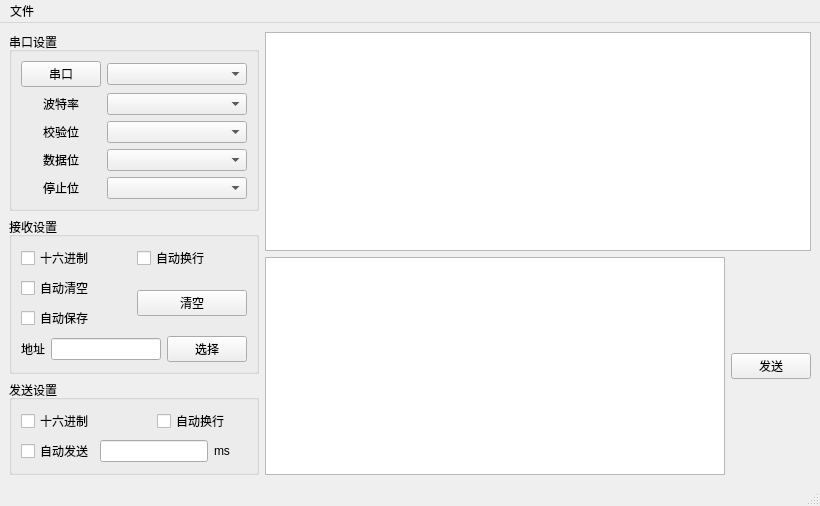
Before: the Qt Designer form Introduction/UartAssistor/mainwindow.ui in emwzq/pyqt5_learning, drawn with Qt 5.
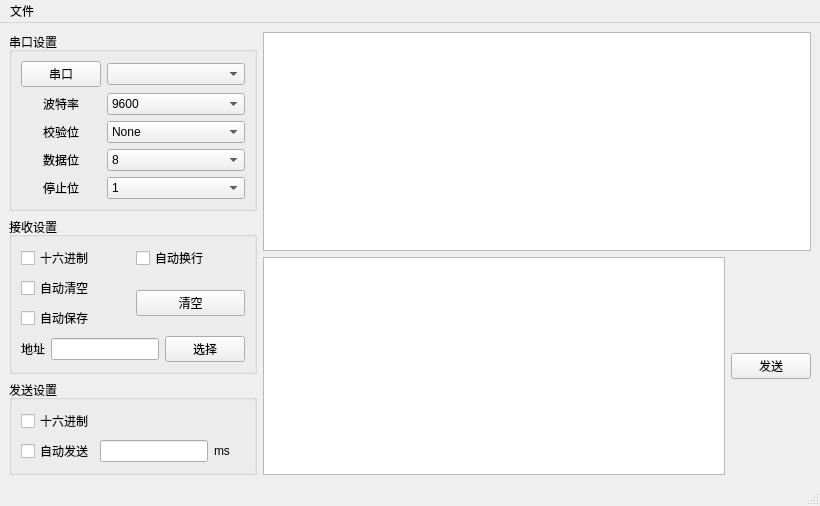
After: the same form once the commit is applied.

What changed in the file:
```diff
--- a/Introduction/UartAssistor/mainwindow.ui
+++ b/Introduction/UartAssistor/mainwindow.ui
@@ -7,7 +7,7 @@
     <x>0</x>
     <y>0</y>
     <width>820</width>
-    <height>435</height>
+    <height>432</height>
    </rect>
   </property>
   <property name="windowTitle">
@@ -24,13 +24,56 @@
         </property>
         <layout class="QGridLayout" name="gridLayout">
          <item row="3" column="1" colspan="2">
-          <widget class="QComboBox" name="comboBox_4"/>
+          <widget class="QComboBox" name="comboBox_DataBits">
+           <item>
+            <property name="text">
+             <string>8</string>
+            </property>
+           </item>
+           <item>
+            <property name="text">
+             <string>7</string>
+            </property>
+           </item>
+           <item>
+            <property name="text">
+             <string>6</string>
+            </property>
+           </item>
+          </widget>
          </item>
          <item row="1" column="1" colspan="2">
-          <widget class="QComboBox" name="comboBox_2"/>
+          <widget class="QComboBox" name="comboBox_Baudrate">
+           <item>
+            <property name="text">
+             <string>9600</string>
+            </property>
+           </item>
+           <item>
+            <property name="text">
+             <string>115200</string>
+            </property>
+           </item>
+          </widget>
          </item>
          <item row="2" column="1" colspan="2">
-          <widget class="QComboBox" name="comboBox_3"/>
+          <widget class="QComboBox" name="comboBox_parity">
+           <item>
+            <property name="text">
+             <string>None</string>
+            </property>
+           </item>
+           <item>
+            <property name="text">
+             <string>偶校验</string>
+            </property>
+           </item>
+           <item>
+            <property name="text">
+             <string>奇校验</string>
+            </property>
+           </item>
+          </widget>
          </item>
          <item row="1" column="0" alignment="Qt::AlignHCenter">
           <widget class="QLabel" name="label">
@@ -71,7 +114,18 @@
           </widget>
          </item>
          <item row="4" column="1" colspan="2">
-          <widget class="QComboBox" name="comboBox_5"/>
+          <widget class="QComboBox" name="comboBox_StopBits">
+           <item>
+            <property name="text">
+             <string>1</string>
+            </property>
+           </item>
+           <item>
+            <property name="text">
+             <string>1.5</string>
+            </property>
+           </item>
+          </widget>
          </item>
         </layout>
         <zorder>label</zorder>
@@ -168,13 +222,6 @@
            </property>
           </widget>
          </item>
-         <item row="0" column="2" colspan="2">
-          <widget class="QCheckBox" name="checkBox_6">
-           <property name="text">
-            <string>自动换行</string>
-           </property>
-          </widget>
-         </item>
          <item row="1" column="0">
           <widget class="QCheckBox" name="checkBox_7">
            <property name="text">
```
Left out of the diff: 30 changed lines with no effect on the pictures.
